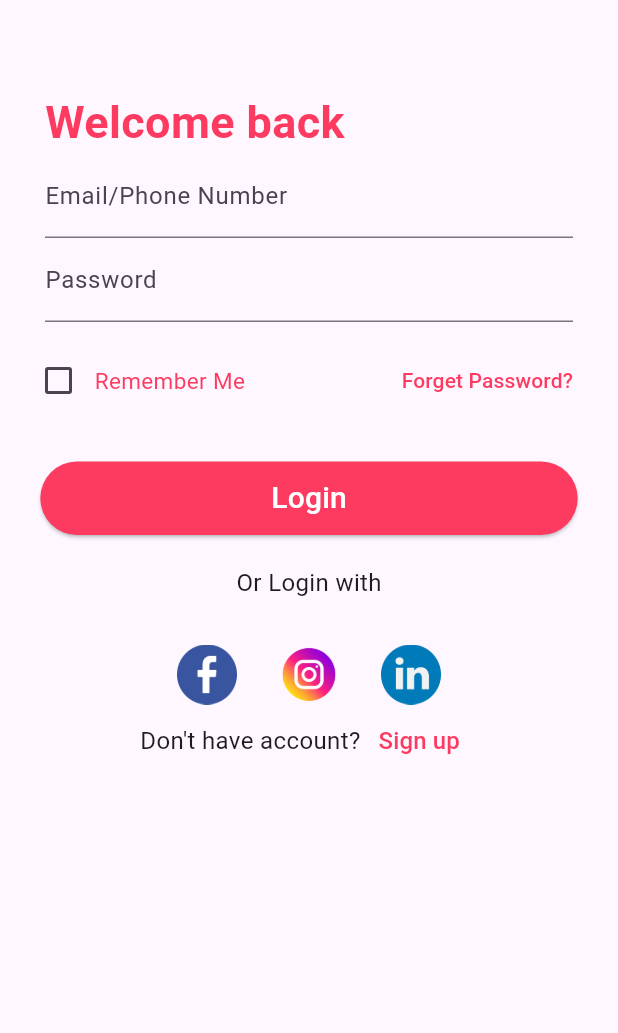
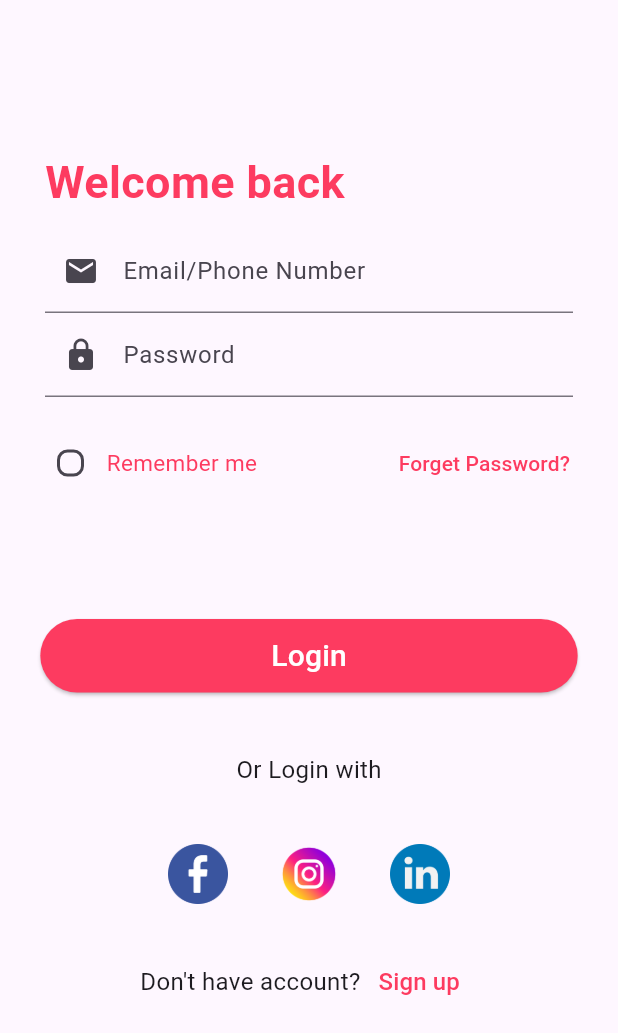
Before and after one commit to jdtdjayasingha/Login-Screen-University-Assignment, a Flutter app: the screen it shows after launch, on a phone screen of 412 x 824 dp, the part 203-1236 px from its top. Run offline on Flutter 3.47's test engine with Material 3 defaults, Android fonts, the light colour scheme and no system bars.

Commit message:
Finalized the application

```diff
--- a/lib/main.dart
+++ b/lib/main.dart
@@ -35,7 +35,7 @@ class _MyAppState extends State<MyApp> {
                   Padding(
                     padding: const EdgeInsets.only(
                       left: 30,
-                      top: 60,
+                      top: 100,
                     ),
                     child: Text(
                       "Welcome back",
@@ -48,6 +48,9 @@ class _MyAppState extends State<MyApp> {
                   ),
                 ],
               ),
+              SizedBox(
+                height: 10,
+              ),
               Padding(
                 padding: const EdgeInsets.only(
                   left: 30,
@@ -57,6 +60,7 @@ class _MyAppState extends State<MyApp> {
                   decoration: InputDecoration(
                     border: UnderlineInputBorder(),
                     labelText: 'Email/Phone Number',
+                    prefixIcon: Icon(Icons.email),
                   ),
                 ),
               ),
@@ -69,15 +73,16 @@ class _MyAppState extends State<MyApp> {
                   decoration: InputDecoration(
                     border: UnderlineInputBorder(),
                     labelText: 'Password',
+                    prefixIcon: Icon(Icons.lock),
                   ),
                 ),
               ),
               SizedBox(
-                height: 15,
+                height: 20,
               ),
               Padding(
                 padding: const EdgeInsets.only(
-                  left: 15,
+                  left: 23,
                 ),
                 child: Row(
                   mainAxisAlignment: MainAxisAlignment.spaceBetween,
@@ -88,9 +93,11 @@ class _MyAppState extends State<MyApp> {
                           activeColor: Colors.red,
                           value: false,
                           onChanged: (newValue) {},
+                          shape: RoundedRectangleBorder(
+                              borderRadius: BorderRadius.circular(7)),
                         ),
                         Text(
-                          "Remember Me",
+                          "Remember me",
                           style: TextStyle(
                             fontSize: 15,
                             color: Color.fromARGB(255, 253, 59, 96),
@@ -100,7 +107,7 @@ class _MyAppState extends State<MyApp> {
                     ),
                     Padding(
                       padding: const EdgeInsets.only(
-                        right: 18,
+                        right: 20,
                       ),
                       child: TextButton(
                         onPressed: () {},
@@ -116,7 +123,7 @@ class _MyAppState extends State<MyApp> {
                 ),
               ),
               SizedBox(
-                height: 30,
+                height: 80,
               ),
               Row(
                 mainAxisAlignment: MainAxisAlignment.center,
@@ -144,6 +151,9 @@ class _MyAppState extends State<MyApp> {
                   ),
                 ],
               ),
+              SizedBox(
+                height: 20,
+              ),
               Row(
                 mainAxisAlignment: MainAxisAlignment.center,
                 children: [
@@ -169,20 +179,32 @@ class _MyAppState extends State<MyApp> {
                 child: Row(
                   mainAxisAlignment: MainAxisAlignment.spaceEvenly,
                   children: [
-                    SizedBox(
+                    TextButton(
+                      onPressed: () {},
+                      child: SizedBox(
                         width: 40,
                         child: Image.asset("Assets/Images/facebook.png"),
                       ),
-                    SizedBox(
+                    ),
+                    TextButton(
+                      onPressed: () {},
+                      child: SizedBox(
                         width: 40,
                         child: Image.asset("Assets/Images/instagram.png"),
                       ),
-                    SizedBox(
+                    ),
+                    TextButton(
+                      onPressed: () {},
+                      child: SizedBox(
                         width: 40,
                         child: Image.asset("Assets/Images/linkedin.png"),
                       ),
+                    ),
                   ],
                 ),
+              ),
+              SizedBox(
+                height: 20,
               ),
               Row(
                 mainAxisAlignment: MainAxisAlignment.center,
```
Lines whose indentation alone changed are shown as unchanged.
